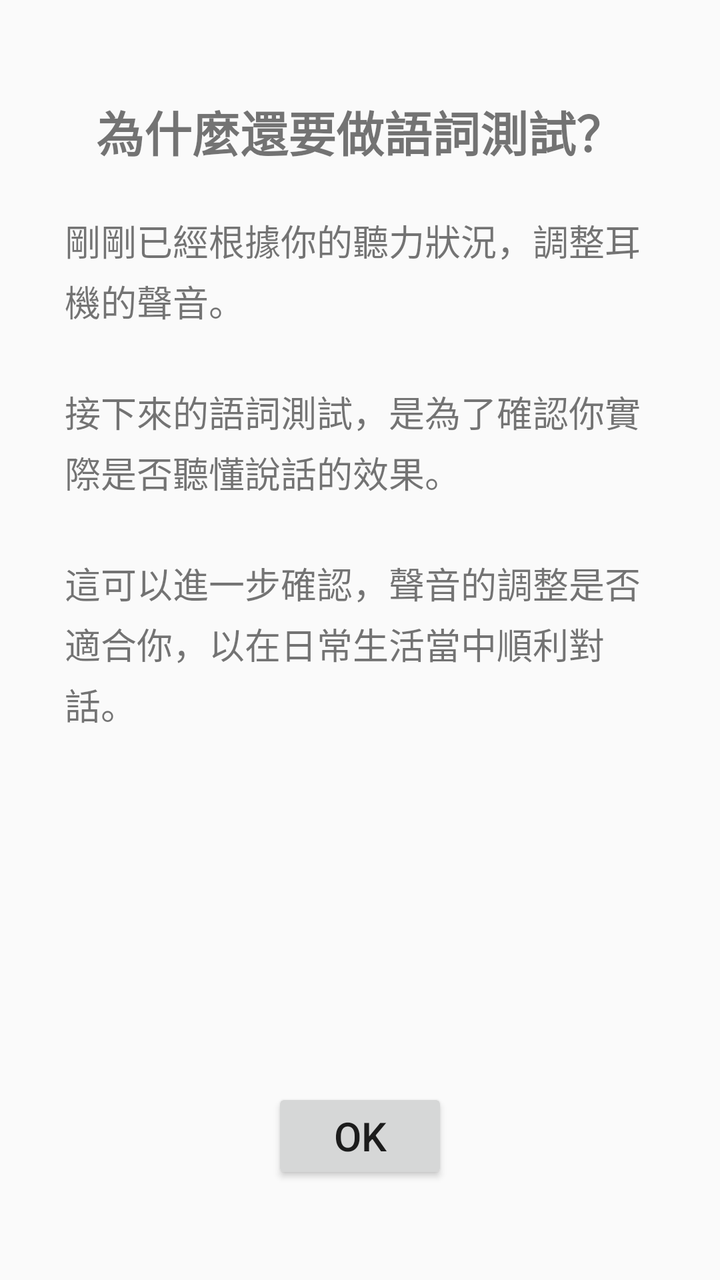
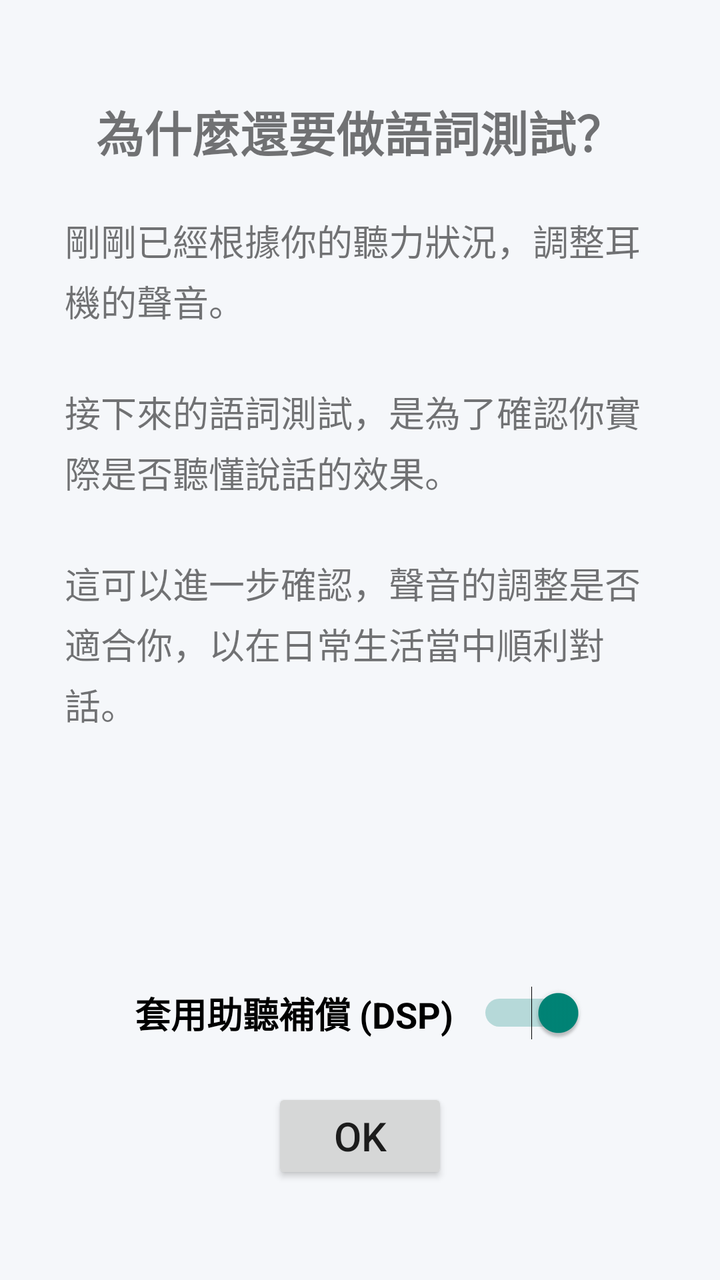

Two renders of the same Android screen: before a commit and after it. Below are the layout's source before the change and the commit's diff.
<!-- AndroidManifest.xml: activity theme Theme.AppCompat.Light.NoActionBar -->
<!-- res/layout/activity_speech_audiometry_explanation.xml -->
<?xml version="1.0" encoding="utf-8"?>
<androidx.constraintlayout.widget.ConstraintLayout xmlns:android="http://schemas.android.com/apk/res/android"
    xmlns:app="http://schemas.android.com/apk/res-auto"
    xmlns:tools="http://schemas.android.com/tools"
    android:layout_width="match_parent"
    android:layout_height="match_parent"
    android:padding="16dp"
    tools:context=".SpeechAudiometryExplanationActivity">

    <TextView
        android:id="@+id/textViewExplanationTitle"
        android:layout_width="wrap_content"
        android:layout_height="wrap_content"
        android:text="為什麼還要做語詞測試？"
        android:textSize="24sp"
        android:textStyle="bold"
        android:layout_marginTop="32dp"
        app:layout_constraintTop_toTopOf="parent"
        app:layout_constraintStart_toStartOf="parent"
        app:layout_constraintEnd_toEndOf="parent" />

    <TextView
        android:id="@+id/textViewExplanationBody"
        android:layout_width="0dp"
        android:layout_height="wrap_content"
        android:layout_marginTop="24dp"
        android:text="剛剛已經根據你的聽力狀況，調整耳機的聲音。\n\n接下來的語詞測試，是為了確認你實際是否聽懂說話的效果。\n\n這可以進一步確認，聲音的調整是否適合你，以在日常生活當中順利對話。"
        android:textSize="18sp"
        android:lineSpacingExtra="4dp"
        app:layout_constraintTop_toBottomOf="@id/textViewExplanationTitle"
        app:layout_constraintStart_toStartOf="parent"
        app:layout_constraintEnd_toEndOf="parent"
        app:layout_constraintWidth_percent="0.9" />

    <Button
        android:id="@+id/buttonStartVolumeAdjustment"
        android:layout_width="wrap_content"
        android:layout_height="wrap_content"
        android:text="OK"
        android:textSize="20sp"
        app:layout_constraintBottom_toBottomOf="parent"
        app:layout_constraintStart_toStartOf="parent"
        app:layout_constraintEnd_toEndOf="parent"
        android:layout_marginBottom="32dp"/>

</androidx.constraintlayout.widget.ConstraintLayout>
<!-- resources referenced by this layout -->
<resources>

</resources>

<!-- the commit's change to res/layout/activity_speech_audiometry_explanation.xml (unified diff, before → after) -->
@@ -5,6 +5,8 @@
     android:layout_width="match_parent"
     android:layout_height="match_parent"
     android:padding="16dp"
+    android:fitsSystemWindows="true"
+    android:background="#F5F7FA"
     tools:context=".SpeechAudiometryExplanationActivity">
 
     <TextView
@@ -32,6 +34,33 @@
         app:layout_constraintEnd_toEndOf="parent"
         app:layout_constraintWidth_percent="0.9" />
 
+    <LinearLayout
+        android:id="@+id/layoutApplyDsp"
+        android:layout_width="wrap_content"
+        android:layout_height="wrap_content"
+        android:orientation="horizontal"
+        android:gravity="center_vertical"
+        android:layout_marginBottom="24dp"
+        app:layout_constraintBottom_toTopOf="@id/buttonStartVolumeAdjustment"
+        app:layout_constraintStart_toStartOf="parent"
+        app:layout_constraintEnd_toEndOf="parent">
+
+        <TextView
+            android:layout_width="wrap_content"
+            android:layout_height="wrap_content"
+            android:text="套用助聽補償 (DSP)"
+            android:textSize="18sp"
+            android:textStyle="bold"
+            android:textColor="@android:color/black"
+            android:layout_marginEnd="12dp" />
+
+        <Switch
+            android:id="@+id/switchApplyDspPrep"
+            android:layout_width="wrap_content"
+            android:layout_height="wrap_content"
+            android:checked="true" />
+    </LinearLayout>
+
     <Button
         android:id="@+id/buttonStartVolumeAdjustment"
         android:layout_width="wrap_content"
